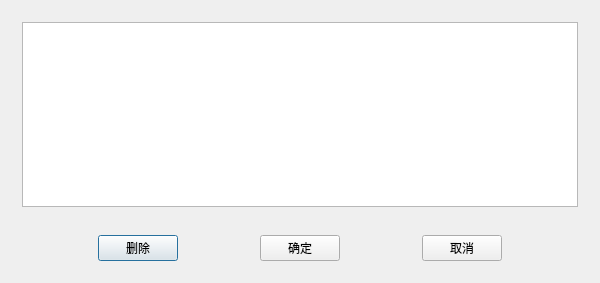
Above: TW/Manage_Section.ui from Shixuku/Tower-Visual before the change. Below: the same form after it.
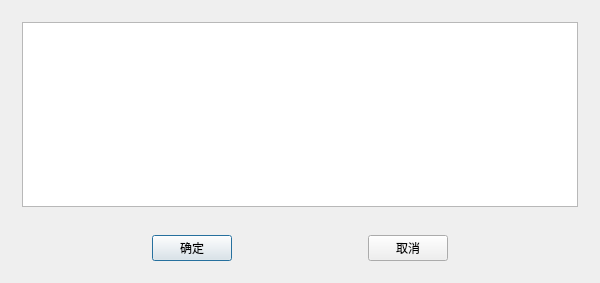
That is the form after the change.

Patch:
```diff
--- a/TW/Manage_Section.ui
+++ b/TW/Manage_Section.ui
@@ -39,26 +39,6 @@
         </property>
        </spacer>
       </item>
-      <item>
-       <widget class="QPushButton" name="btn_delete">
-        <property name="text">
-         <string>删除</string>
-        </property>
-       </widget>
-      </item>
-      <item>
-       <spacer name="horizontalSpacer">
-        <property name="orientation">
-         <enum>Qt::Horizontal</enum>
-        </property>
-        <property name="sizeHint" stdset="0">
-         <size>
-          <width>40</width>
-          <height>20</height>
-         </size>
-        </property>
-       </spacer>
-      </item>
       <item>
        <widget class="QPushButton" name="btn_ok">
         <property name="text">
```
Left out of the diff: 2 changed lines with no effect on the pictures.
